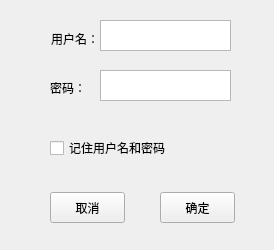
Above: Code/FirstGUI/login.ui from lpghappy/PyQtGUI before the change. Below: the same form after it.
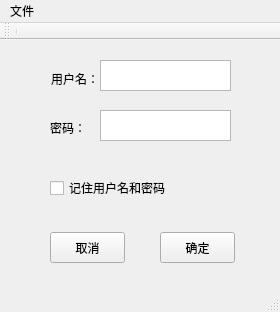
That is the form after the change. Icons and pictures are not drawn.

```diff
--- a/Code/FirstGUI/login.ui
+++ b/Code/FirstGUI/login.ui
@@ -6,8 +6,8 @@
    <rect>
     <x>0</x>
     <y>0</y>
-    <width>274</width>
-    <height>250</height>
+    <width>280</width>
+    <height>312</height>
    </rect>
   </property>
   <property name="windowTitle">
@@ -104,6 +104,42 @@
     </property>
    </widget>
   </widget>
+  <widget class="QToolBar" name="toolBar">
+   <property name="windowTitle">
+    <string>toolBar</string>
+   </property>
+   <attribute name="toolBarArea">
+    <enum>TopToolBarArea</enum>
+   </attribute>
+   <attribute name="toolBarBreak">
+    <bool>false</bool>
+   </attribute>
+   <addaction name="separator"/>
+  </widget>
+  <widget class="QMenuBar" name="menuBar">
+   <property name="geometry">
+    <rect>
+     <x>0</x>
+     <y>0</y>
+     <width>280</width>
+     <height>23</height>
+    </rect>
+   </property>
+   <widget class="QMenu" name="menu">
+    <property name="title">
+     <string>文件</string>
+    </property>
+   </widget>
+   <addaction name="menu"/>
+  </widget>
+  <widget class="QStatusBar" name="statusBar">
+   <property name="contextMenuPolicy">
+    <enum>Qt::DefaultContextMenu</enum>
+   </property>
+   <property name="toolTip">
+    <string>&lt;html&gt;&lt;head/&gt;&lt;body&gt;&lt;p&gt;哈哈&lt;/p&gt;&lt;/body&gt;&lt;/html&gt;</string>
+   </property>
+  </widget>
  </widget>
  <resources/>
  <connections/>
```
Left out of the diff: 26 changed lines with no effect on the pictures.
